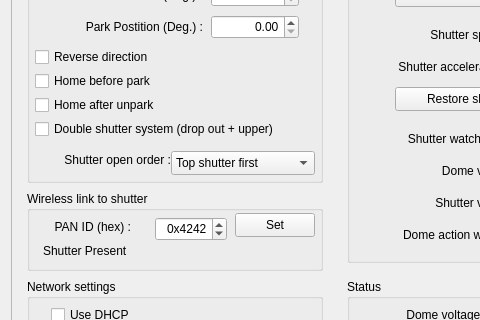
First picture: the form in RTI-Dome.ui, repository rpineau/RTI-Dome, before the edit; both pictures show x 0 to 480 and y 180 to 500 of the 712 by 680 pixel window.
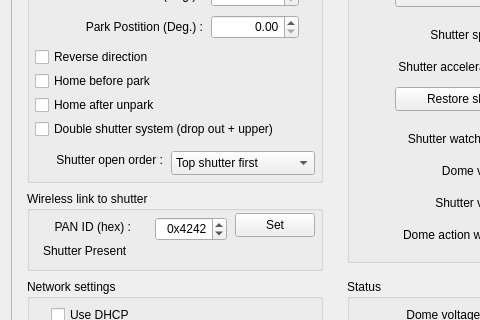
Second picture: the form after the edit. Icons and pictures are not drawn. Custom widgets are drawn as their Qt base class.

Commit message: Adding Windows 64 bits installer code

The edit to the form file:
```diff
--- a/RTI-Dome.ui
+++ b/RTI-Dome.ui
@@ -216,7 +216,7 @@
       <widget class="QLabel" name="label_18">
        <property name="geometry">
         <rect>
-         <x>16</x>
+         <x>8</x>
          <y>221</y>
          <width>128</width>
          <height>24</height>
```
The commit also changes 3 other files.
